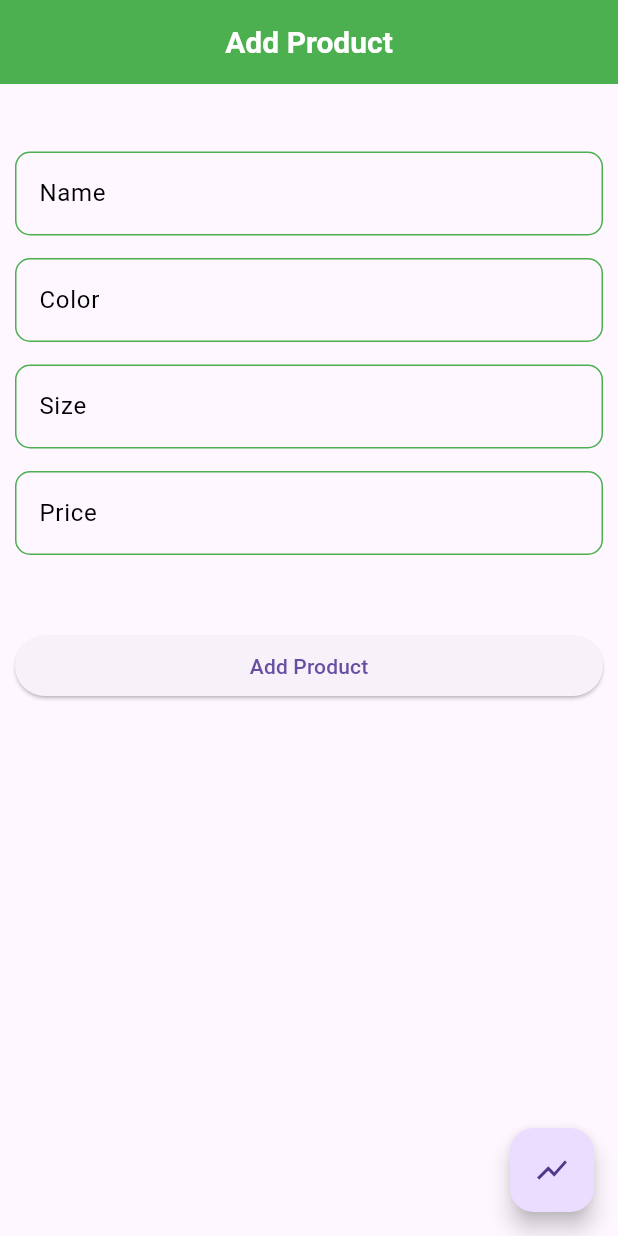
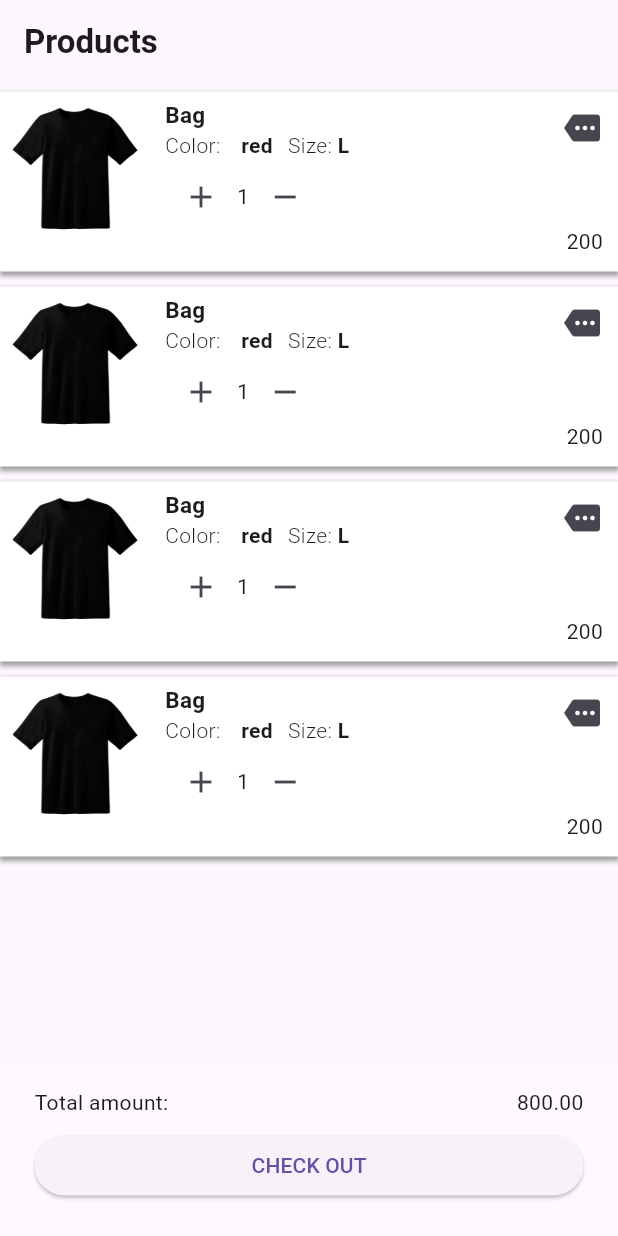
Before and after one commit to msmaniksardar/module-13-assignment, a Flutter app: the screen it shows after launch, on a phone screen of 412 x 824 dp. Run offline on Flutter 3.47's test engine with Material 3 defaults, Android fonts, the phone set to English and light mode, and no system bars.

Commit message:
Change functionality and add new show product sereen

```diff
--- a/lib/main.dart
+++ b/lib/main.dart
@@ -1,6 +1,7 @@
 import 'package:flutter/material.dart';
 import 'package:module_13_assignment/pages/add_product.dart';
 import 'package:module_13_assignment/pages/product_list_screen.dart';
+import 'package:module_13_assignment/pages/show_product.dart';
 
 void main(){
   runApp(MyApp());
@@ -11,7 +12,7 @@ class MyApp extends StatelessWidget{
   @override
   Widget build(BuildContext context){
     return MaterialApp(
-      home: AddProduct(),
+      home: ShowProduct(),
       /* To create a dynamic data use add product
        and show it another page with your requirement
        please consider it for the first time. to see the product click
--- /dev/null
+++ b/lib/pages/show_product.dart
@@ -0,0 +1,202 @@
+import 'package:flutter/material.dart';
+
+class ShowProduct extends StatefulWidget {
+  const ShowProduct({super.key});
+
+  @override
+  State<ShowProduct> createState() => _ShowProductState();
+}
+
+class _ShowProductState extends State<ShowProduct> {
+  List<dynamic> listOfProduct = [
+    {"name": "Bag", "color": "red", "size": "L", "price": 200, "quantity": 1},
+    {"name": "Bag", "color": "red", "size": "L", "price": 200, "quantity": 1},
+    {"name": "Bag", "color": "red", "size": "L", "price": 200, "quantity": 1},
+    {"name": "Bag", "color": "red", "size": "L", "price": 200, "quantity": 1},
+  ];
+
+  double _totalPrice = 0;
+
+  @override
+  void initState() {
+    // TODO: implement initState
+    super.initState();
+    _calculateTotalPrice();
+  }
+
+  void _calculateTotalPrice() {
+    _totalPrice = listOfProduct.fold(
+        0.0, (sum, product) => sum + (product["price"] * product["quantity"]));
+  }
+
+  void _onTabIncreaseProduct(index){
+      setState(() {
+        listOfProduct[index]["quantity"]++;
+        _calculateTotalPrice();
+      });
+  }
+
+  void _onTabDecreaseProduct(index){
+    setState(() {
+     if(listOfProduct.length > 1){
+       listOfProduct[index]["quantity"]--;
+       _calculateTotalPrice();
+     }
+    });
+  }
+
+  @override
+  Widget build(BuildContext context) {
+    return SafeArea(
+      child: Scaffold(
+        appBar: AppBar(
+          title: Text(
+            "Products",
+            style: TextStyle(fontWeight: FontWeight.bold),
+          ),
+        ),
+        body: Column(
+          children: [
+            Expanded(
+              child: ListView.builder(
+                itemCount: listOfProduct.length,
+                itemBuilder: (context, index) {
+                  return _buildProductList(context, index);
+                },
+              ),
+            ),
+            Container(
+              padding: EdgeInsets.all(15),
+              decoration: BoxDecoration(color: Colors.white12),
+              child: _checkOutBuilder(),
+            )
+          ],
+        ),
+      ),
+    );
+  }
+
+  Widget _buildProductList(BuildContext context, int index) {
+    final product = listOfProduct[index];
+    print(product);
+    return Column(
+      children: [
+        Container(
+          margin: EdgeInsets.only(bottom: 5, top: 5),
+          height: 120,
+          decoration: BoxDecoration(color: Colors.white, boxShadow: [
+            BoxShadow(
+              color: Colors.grey,
+              blurRadius: 2,
+              spreadRadius: 1,
+              offset: Offset(0.1, 2),
+            )
+          ]),
+          child: Row(
+            crossAxisAlignment: CrossAxisAlignment.start,
+            children: [
+              Image.asset(
+                "assets/images/shirtImage.webp",
+                width: 100,
+              ),
+              Container(
+                margin: EdgeInsets.only(top: 5, left: 10),
+                child: Column(
+                  crossAxisAlignment: CrossAxisAlignment.start,
+                  children: [
+                    Text(
+                      product["name"],
+                      style:
+                          TextStyle(fontSize: 15, fontWeight: FontWeight.w600),
+                    ),
+                    Row(
+                      crossAxisAlignment: CrossAxisAlignment.start,
+                      children: [
+                        Text(
+                          "Color: ",
+                          style: TextStyle(fontWeight: FontWeight.w300),
+                        ),
+                        SizedBox(width: 10),
+                        Text(
+                          product["color"],
+                          style: TextStyle(fontWeight: FontWeight.bold),
+                        ),
+                        SizedBox(width: 10),
+                        Text(
+                          "Size: ",
+                          style: TextStyle(fontWeight: FontWeight.w300),
+                        ),
+                        Text(
+                          product["size"],
+                          style: TextStyle(fontWeight: FontWeight.bold),
+                        ),
+                      ],
+                    ),
+                    Row(
+                      children: [
+                        IconButton(
+                          onPressed: () { _onTabIncreaseProduct(index);},
+                          icon: Icon(Icons.add),
+                        ),
+                        Text(product["quantity"].toString()),
+                        IconButton(
+                          onPressed: () {
+                            _onTabDecreaseProduct(index);
+                          },
+                          icon: Icon(Icons.remove),
+                        ),
+                      ],
+                    )
+                  ],
+                ),
+              ),
+              Expanded(
+                child: Column(
+                  mainAxisAlignment: MainAxisAlignment.spaceBetween,
+                  crossAxisAlignment: CrossAxisAlignment.end,
+                  children: [
+                    IconButton(onPressed: () {}, icon: Icon(Icons.more)),
+                    Padding(
+                      padding: const EdgeInsets.all(10),
+                      child: Text(product["price"].toString()),
+                    ),
+                  ],
+                ),
+              )
+            ],
+          ),
+        ),
+      ],
+    );
+  }
+
+  Widget _checkOutBuilder() {
+    return Column(
+      children: [
+        Padding(
+          padding: const EdgeInsets.symmetric(horizontal: 8.0),
+          child: Row(
+            mainAxisAlignment: MainAxisAlignment.spaceBetween,
+            children: [
+              Text("Total amount:"),
+              Text(_totalPrice.toStringAsFixed(2).toString()), // Updated to show the total price dynamically
+            ],
+          ),
+        ),
+        Padding(
+          padding: const EdgeInsets.symmetric(horizontal: 8.0, vertical: 8),
+          child: SizedBox(
+            width: double.maxFinite,
+            child: ElevatedButton(
+              onPressed: () {
+                ScaffoldMessenger.of(context)
+                    .showSnackBar(SnackBar(content: Text("Congratulation")));
+              },
+              child: Text("CHECK OUT"),
+            ),
+          ),
+        ),
+      ],
+    );
+  }
+}
```
